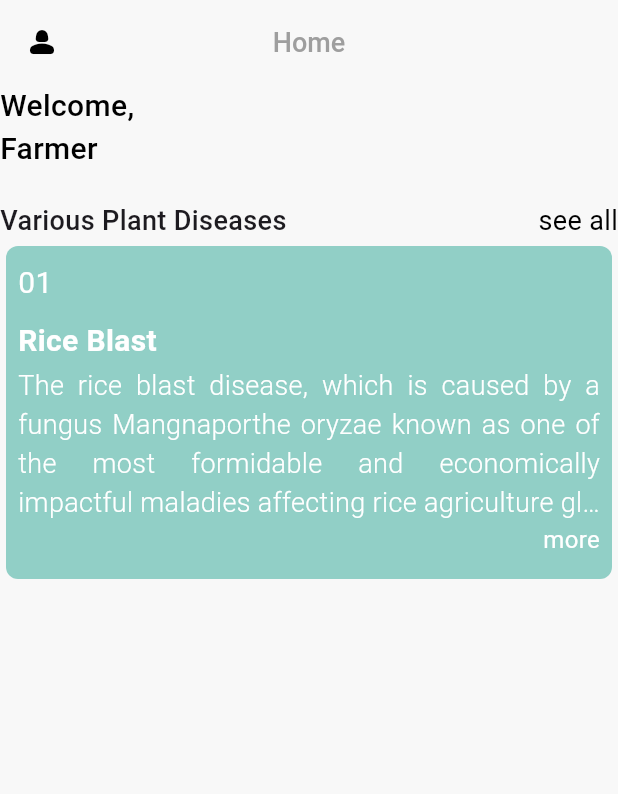
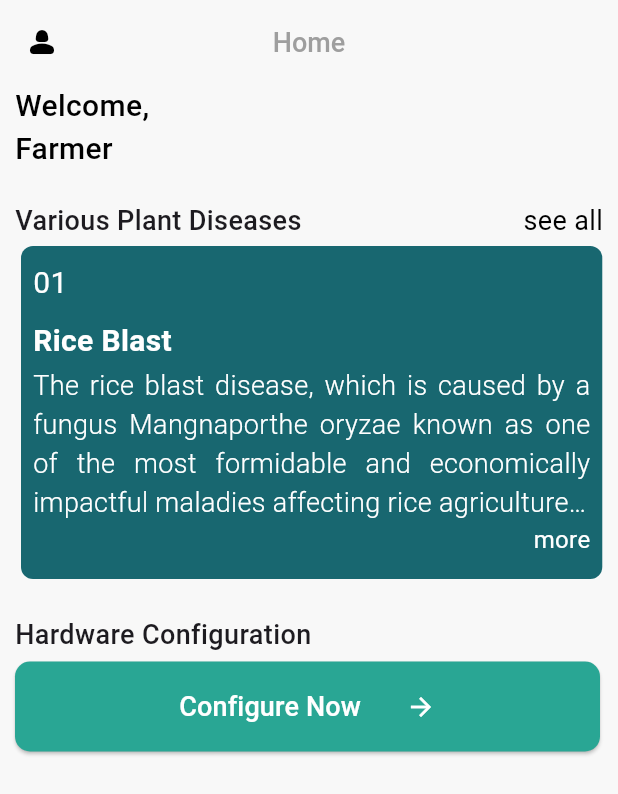
Before and after one commit to joelbiju/cropGuard, a Flutter app: the screen it shows after launch, on a phone screen of 412 x 824 dp. Shown: the top 794 px of the screen. Run offline on Flutter 3.47's test engine with Material 3 defaults, Android fonts, the phone set to English and light mode, and no system bars; missing offline and left inert: sign_button.

Commit message:
homepage modified

```diff
--- a/lib/pages/calculator_page.dart
+++ b/lib/pages/calculator_page.dart
@@ -178,7 +178,7 @@ class _CalculateState extends State<Calculate> {
                           Row(
                             children: [
                               SizedBox(width: 20,),
-                              Text('Intensity of Disease (0/1):',
+                              Text('Time of Run (in minutes):',
                               style: TextStyle(
                                 color: Colors.black,
                                 fontWeight:FontWeight.w400,
--- a/lib/pages/home_page.dart
+++ b/lib/pages/home_page.dart
@@ -1,7 +1,6 @@
 // ignore_for_file: prefer_const_constructors, prefer_const_literals_to_create_immutables
 
-import 'dart:ffi';
-
+import 'package:crop_guard/pages/calculator_page.dart';
 import 'package:crop_guard/pages/disease_page.dart';
 import 'package:crop_guard/util/home_card.dart';
 import 'package:flutter/material.dart';
@@ -38,6 +37,10 @@ class MyHome extends StatelessWidget {
           crossAxisAlignment: CrossAxisAlignment.start,
           children: [
 
+            Padding(
+              padding: const EdgeInsets.symmetric(horizontal: 10),
+              child: Column(
+                children: [
                   //welcome note
                   Row(
                   children: [
@@ -48,6 +51,7 @@ class MyHome extends StatelessWidget {
                   ),
                 ],
               ),
+
               Row(
                 children: [
                   Text('Farmer', style: TextStyle(
@@ -69,7 +73,7 @@ class MyHome extends StatelessWidget {
                       Text('Various Plant Diseases',
                       style: TextStyle(
                         fontWeight: FontWeight.w500,
-                      fontSize: 18
+                        fontSize: 18,
                       ),),
                       GestureDetector(
                           onTap: () {
@@ -128,8 +132,60 @@ class MyHome extends StatelessWidget {
                 ],
               ),
 
-            /////
+              SizedBox(height: 20,),
 
+              Row(
+                children: [
+                  Text('Hardware Configuration',
+                      style: TextStyle(
+                        fontWeight: FontWeight.w500,
+                        fontSize: 18
+                      ),),
+                ],
+              ),
+              SizedBox(height: 5,),
+
+              //hardwaree configuration button
+              Row(
+                children: [
+
+                  ElevatedButton(
+                    onPressed: (){
+                      // Navigate to disease page
+                      Navigator.push(
+                      context,
+                      MaterialPageRoute(builder: (context) => Calculate()),);
+                    },
+
+                  style: ButtonStyle(
+                    minimumSize: MaterialStateProperty.all(Size(390, 60)),
+                    backgroundColor: MaterialStateProperty.all(Color.fromRGBO(41, 166, 148, 1)),
+                    padding: MaterialStateProperty.all(EdgeInsets.symmetric(horizontal: 20, vertical: 15)),
+                    shape: MaterialStateProperty.all(RoundedRectangleBorder(
+                      borderRadius: BorderRadius.circular(10),
+                    ))
+                  ),
+                  child: Row(
+                    mainAxisAlignment: MainAxisAlignment.spaceBetween,
+                    children: [
+                      Text('Configure Now',
+                      style: TextStyle(
+                        color: Colors.white,
+                        fontWeight: FontWeight.w500,
+                        fontSize: 18
+                      ),
+                      ),
+                      SizedBox(width: 30,),
+                      Icon(Icons.arrow_forward, color: Colors.white, size: 20,)
+                    ],
+                  ),
+                  ),
+
+                ],
+              ),
+            ],
+          ),
+            ),
           ],
         ),
         ),
--- a/lib/util/home_card.dart
+++ b/lib/util/home_card.dart
@@ -18,9 +18,9 @@ class HomeCard extends StatelessWidget {
   Widget build(BuildContext context) {
     return SizedBox(
                 height: 230,
-                width: MediaQuery.of(context).size.width,
+                width: MediaQuery.of(context).size.width * 0.96,
                 child: Card(
-                  color: Color.fromRGBO(41, 166, 148, 0.5),
+                  color: Color.fromRGBO(24, 103, 112, 1),
                   surfaceTintColor: Colors.transparent,
                   elevation: 0,
 
```
Lines whose indentation alone changed are shown as unchanged.
